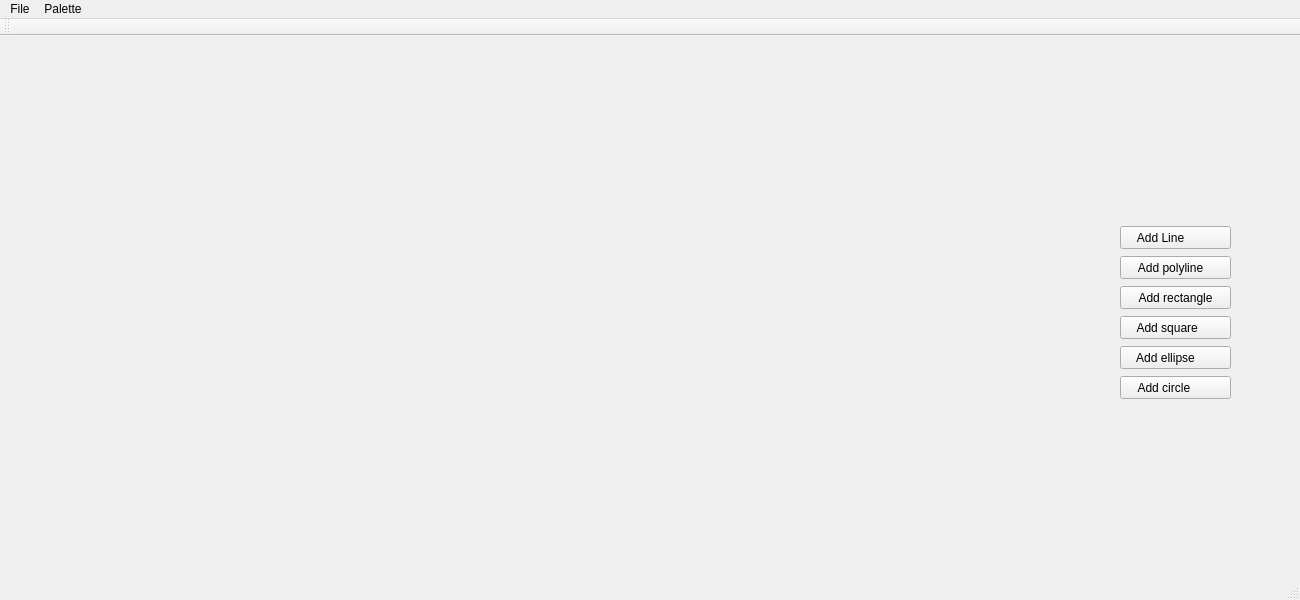
Before: the Qt Designer form 2DGraphicsModeler/mainwindow.ui in Alex-the-666/2DGraphicsModular, drawn with Qt 5.
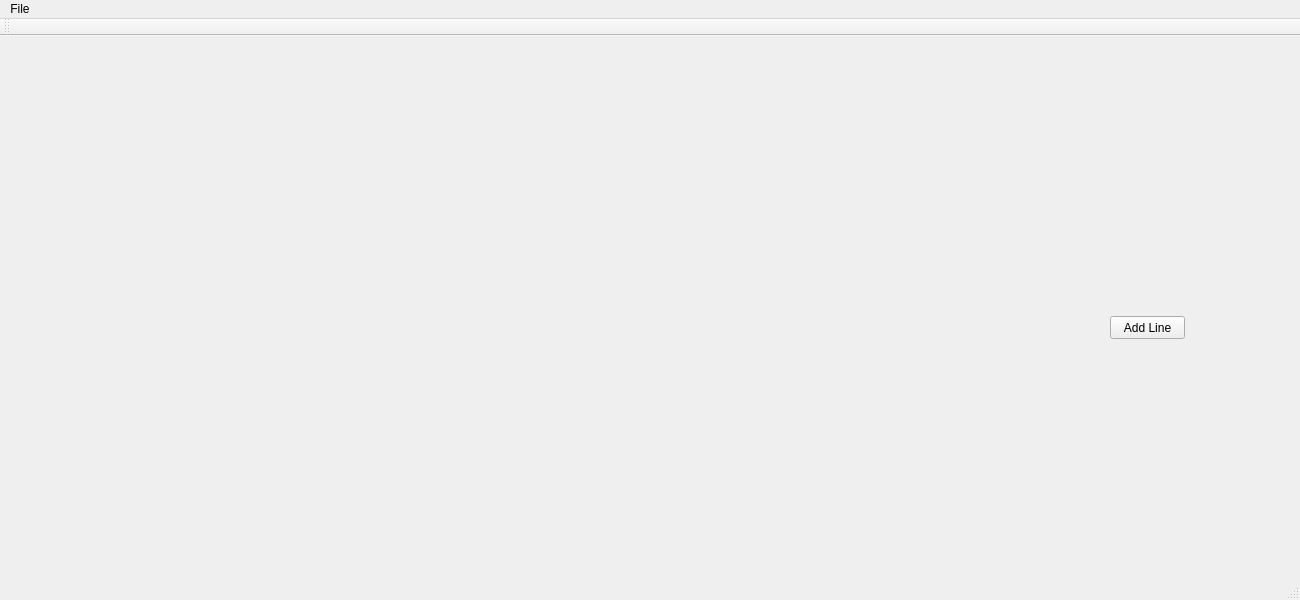
After: the same form once the commit is applied.

Patch:
```diff
--- a/2DGraphicsModeler/mainwindow.ui
+++ b/2DGraphicsModeler/mainwindow.ui
@@ -17,79 +17,14 @@
    <widget class="QPushButton" name="TestAddShape">
     <property name="geometry">
      <rect>
-      <x>1120</x>
+      <x>1110</x>
       <y>280</y>
-      <width>111</width>
+      <width>75</width>
       <height>23</height>
      </rect>
     </property>
     <property name="text">
-     <string>Add square     </string>
-    </property>
-   </widget>
-   <widget class="QPushButton" name="TestAddShape_2">
-    <property name="geometry">
-     <rect>
-      <x>1120</x>
-      <y>250</y>
-      <width>111</width>
-      <height>23</height>
-     </rect>
-    </property>
-    <property name="text">
-     <string>Add rectangle</string>
-    </property>
-   </widget>
-   <widget class="QPushButton" name="TestAddShape_3">
-    <property name="geometry">
-     <rect>
-      <x>1120</x>
-      <y>220</y>
-      <width>111</width>
-      <height>23</height>
-     </rect>
-    </property>
-    <property name="text">
-     <string>Add polyline   </string>
-    </property>
-   </widget>
-   <widget class="QPushButton" name="TestAddShape_4">
-    <property name="geometry">
-     <rect>
-      <x>1120</x>
-      <y>190</y>
-      <width>111</width>
-      <height>23</height>
-     </rect>
-    </property>
-    <property name="text">
-     <string>Add Line         </string>
-    </property>
-   </widget>
-   <widget class="QPushButton" name="TestAddShape_5">
-    <property name="geometry">
-     <rect>
-      <x>1120</x>
-      <y>310</y>
-      <width>111</width>
-      <height>23</height>
-     </rect>
-    </property>
-    <property name="text">
-     <string>Add ellipse      </string>
-    </property>
-   </widget>
-   <widget class="QPushButton" name="TestAddShape_6">
-    <property name="geometry">
-     <rect>
-      <x>1120</x>
-      <y>340</y>
-      <width>111</width>
-      <height>23</height>
-     </rect>
-    </property>
-    <property name="text">
-     <string>Add circle       </string>
+     <string>Add Line</string>
     </property>
    </widget>
   </widget>
@@ -99,7 +34,7 @@
      <x>0</x>
      <y>0</y>
      <width>1300</width>
-     <height>26</height>
+     <height>21</height>
     </rect>
    </property>
    <widget class="QMenu" name="menuFile">
@@ -110,15 +45,7 @@
     <addaction name="actionSave"/>
     <addaction name="actionQuit"/>
    </widget>
-   <widget class="QMenu" name="menuPalette">
-    <property name="title">
-     <string>Palette</string>
-    </property>
-    <addaction name="actionOpen_palette"/>
-   </widget>
-   <addaction name="menuHome"/>
    <addaction name="menuFile"/>
-   <addaction name="menuPalette"/>
   </widget>
   <widget class="QToolBar" name="mainToolBar">
    <attribute name="toolBarArea">
```
Left out of the diff: 5 changed lines with no effect on the pictures.
